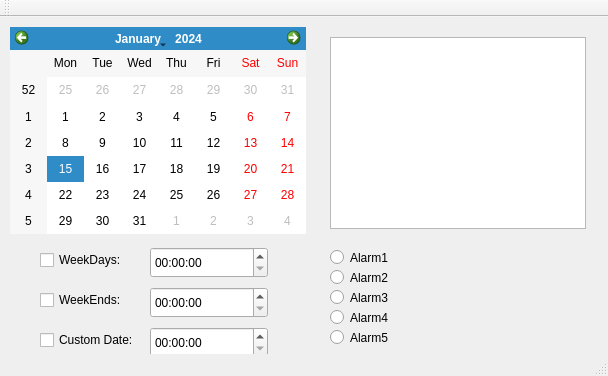
First picture: the form in mainwindow.ui, repository CountMurphy/QTalarm, before the edit.
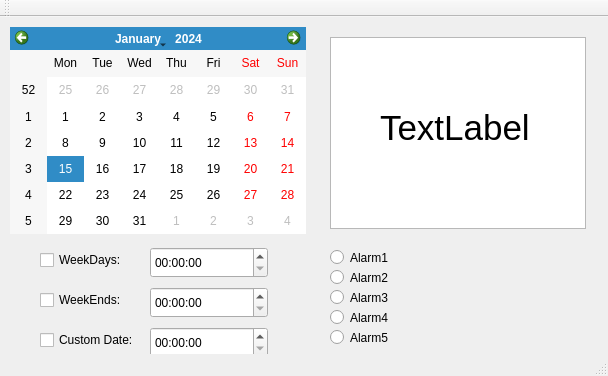
Second picture: the form after the edit. Icons and pictures are not drawn.

Commit message: Added display clock

What changed in the file:
```diff
--- a/mainwindow.ui
+++ b/mainwindow.ui
@@ -181,6 +181,30 @@
      <string>Alarm5</string>
     </property>
    </widget>
+   <widget class="QLabel" name="Clock">
+    <property name="geometry">
+     <rect>
+      <x>380</x>
+      <y>60</y>
+      <width>201</width>
+      <height>101</height>
+     </rect>
+    </property>
+    <property name="minimumSize">
+     <size>
+      <width>0</width>
+      <height>0</height>
+     </size>
+    </property>
+    <property name="font">
+     <font>
+      <pointsize>26</pointsize>
+     </font>
+    </property>
+    <property name="text">
+     <string>TextLabel</string>
+    </property>
+   </widget>
   </widget>
   <widget class="QMenuBar" name="menuBar">
    <property name="geometry">
```
Left out of the diff: 2 changed lines with no effect on the pictures. The commit also changes 2 other files.
